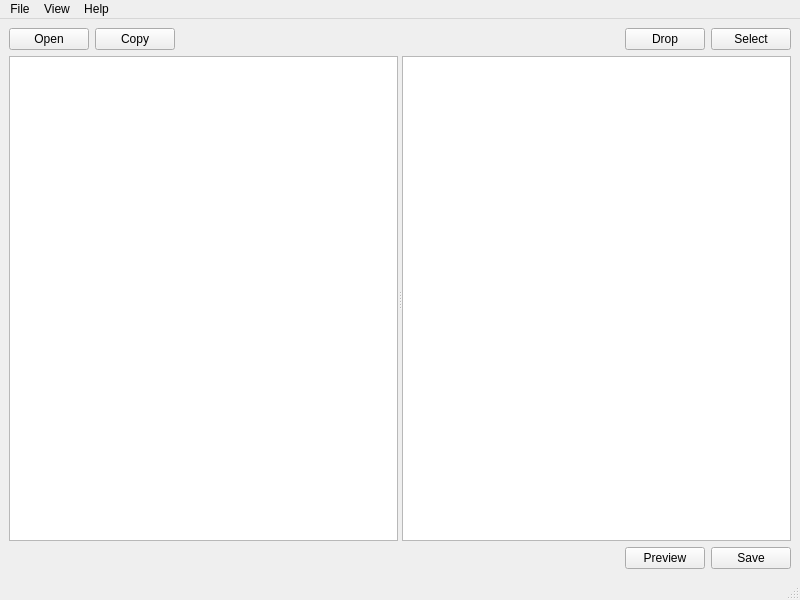
Above: main_window.ui from SubhoBasak/SKFGI_feedback_analyzer before the change. Below: the same form after it.
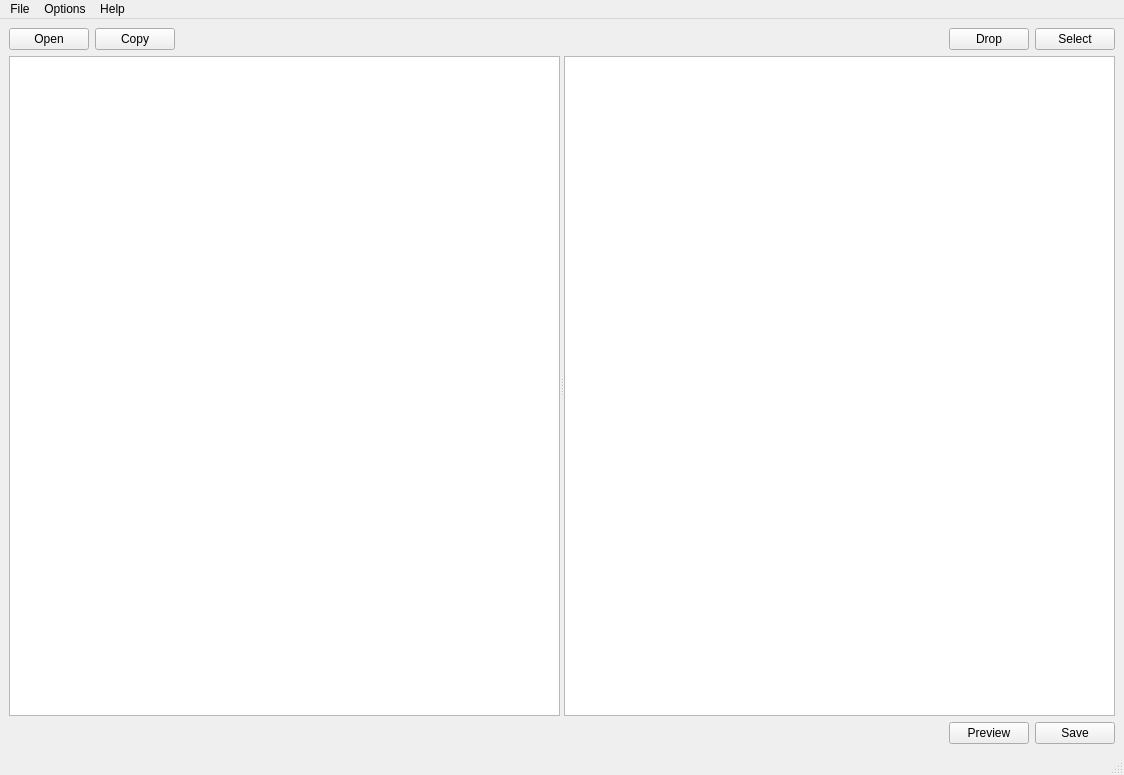
That is the form after the change. Icons and pictures are not drawn.

Patch:
```diff
--- a/main_window.ui
+++ b/main_window.ui
@@ -6,8 +6,8 @@
    <rect>
     <x>0</x>
     <y>0</y>
-    <width>800</width>
-    <height>600</height>
+    <width>1124</width>
+    <height>775</height>
    </rect>
   </property>
   <property name="windowTitle">
@@ -137,6 +137,15 @@
       </item>
       <item>
        <widget class="QSplitter" name="splitter">
+        <property name="cursor">
+         <cursorShape>ArrowCursor</cursorShape>
+        </property>
+        <property name="frameShape">
+         <enum>QFrame::NoFrame</enum>
+        </property>
+        <property name="frameShadow">
+         <enum>QFrame::Plain</enum>
+        </property>
         <property name="orientation">
          <enum>Qt::Horizontal</enum>
         </property>
@@ -217,7 +226,7 @@
     <rect>
      <x>0</x>
      <y>0</y>
-     <width>800</width>
+     <width>1124</width>
      <height>26</height>
     </rect>
    </property>
@@ -226,9 +235,9 @@
      <string>File</string>
     </property>
    </widget>
-   <widget class="QMenu" name="menuView">
+   <widget class="QMenu" name="menuOptions">
     <property name="title">
-     <string>View</string>
+     <string>Options</string>
     </property>
    </widget>
    <widget class="QMenu" name="menuHelp">
@@ -237,7 +246,7 @@
     </property>
    </widget>
    <addaction name="menuFile"/>
-   <addaction name="menuView"/>
+   <addaction name="menuOptions"/>
    <addaction name="menuHelp"/>
   </widget>
   <widget class="QStatusBar" name="statusbar"/>
```
